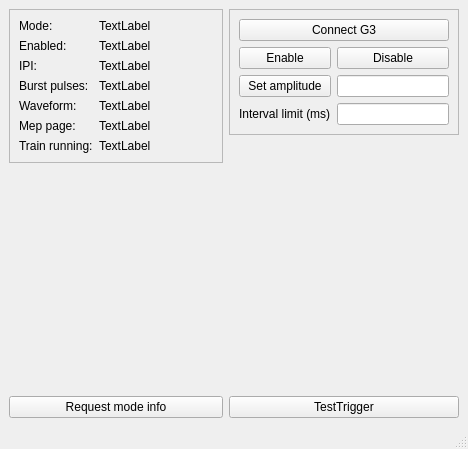
Above: UI/triggeringwindow.ui from VeikkaLeppanen/Real_Time_EEG before the change. Below: the same form after it.
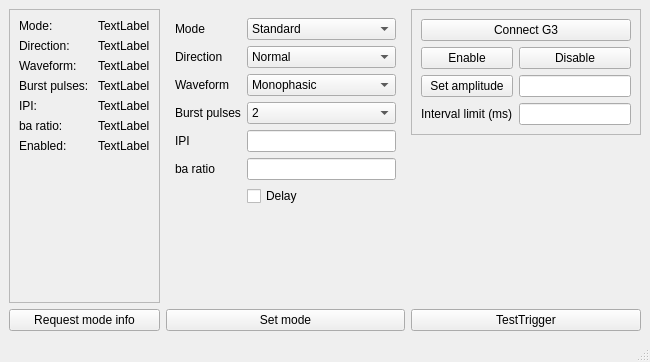
That is the form after the change.

The edit to the form file:
```diff
--- a/UI/triggeringwindow.ui
+++ b/UI/triggeringwindow.ui
@@ -6,8 +6,8 @@
    <rect>
     <x>0</x>
     <y>0</y>
-    <width>468</width>
-    <height>449</height>
+    <width>650</width>
+    <height>362</height>
    </rect>
   </property>
   <property name="windowTitle">
@@ -15,14 +15,14 @@
   </property>
   <widget class="QWidget" name="centralwidget">
    <layout class="QGridLayout" name="gridLayout_2">
-    <item row="3" column="1">
-     <widget class="QPushButton" name="testTrigger">
+    <item row="2" column="0">
+     <widget class="QPushButton" name="RequestInfo">
       <property name="text">
-       <string>TestTrigger</string>
+       <string>Request mode info</string>
       </property>
      </widget>
     </item>
-    <item row="0" column="1" alignment="Qt::AlignTop">
+    <item row="0" column="2" alignment="Qt::AlignTop">
      <widget class="QFrame" name="frame">
       <property name="maximumSize">
        <size>
@@ -81,14 +81,168 @@
       </layout>
      </widget>
     </item>
-    <item row="3" column="0">
-     <widget class="QPushButton" name="pushButton">
+    <item row="2" column="1">
+     <widget class="QPushButton" name="SetMode">
       <property name="text">
-       <string>Request mode info</string>
+       <string>Set mode</string>
       </property>
      </widget>
     </item>
-    <item row="0" column="0" alignment="Qt::AlignTop">
+    <item row="0" column="1" alignment="Qt::AlignTop">
+     <widget class="QFrame" name="formFrame">
+      <layout class="QFormLayout" name="formLayout_2">
+       <item row="0" column="0">
+        <widget class="QLabel" name="label_16">
+         <property name="text">
+          <string>Mode</string>
+         </property>
+        </widget>
+       </item>
+       <item row="1" column="0">
+        <widget class="QLabel" name="label_17">
+         <property name="text">
+          <string>Direction</string>
+         </property>
+        </widget>
+       </item>
+       <item row="2" column="0">
+        <widget class="QLabel" name="label_18">
+         <property name="text">
+          <string>Waveform</string>
+         </property>
+        </widget>
+       </item>
+       <item row="3" column="0">
+        <widget class="QLabel" name="label_19">
+         <property name="text">
+          <string>Burst pulses</string>
+         </property>
+        </widget>
+       </item>
+       <item row="4" column="0">
+        <widget class="QLabel" name="label_20">
+         <property name="text">
+          <string>IPI</string>
+         </property>
+        </widget>
+       </item>
+       <item row="4" column="1">
+        <widget class="QLineEdit" name="lineEditIPI"/>
+       </item>
+       <item row="5" column="0">
+        <widget class="QLabel" name="label_21">
+         <property name="text">
+          <string>ba ratio</string>
+         </property>
+        </widget>
+       </item>
+       <item row="5" column="1">
+        <widget class="QLineEdit" name="lineEditBAratio"/>
+       </item>
+       <item row="6" column="1">
+        <widget class="QCheckBox" name="checkBoxDelay">
+         <property name="text">
+          <string>Delay</string>
+         </property>
+        </widget>
+       </item>
+       <item row="0" column="1">
+        <widget class="QComboBox" name="comboBoxMode">
+         <item>
+          <property name="text">
+           <string>Standard</string>
+          </property>
+         </item>
+         <item>
+          <property name="text">
+           <string>Power</string>
+          </property>
+         </item>
+         <item>
+          <property name="text">
+           <string>Twin</string>
+          </property>
+         </item>
+         <item>
+          <property name="text">
+           <string>Dual</string>
+          </property>
+         </item>
+        </widget>
+       </item>
+       <item row="1" column="1">
+        <widget class="QComboBox" name="comboBoxDirection">
+         <item>
+          <property name="text">
+           <string>Normal</string>
+          </property>
+         </item>
+         <item>
+          <property name="text">
+           <string>Reverse</string>
+          </property>
+         </item>
+        </widget>
+       </item>
+       <item row="2" column="1">
+        <widget class="QComboBox" name="comboBoxWaveform">
+         <item>
+          <property name="text">
+           <string>Monophasic</string>
+          </property>
+         </item>
+         <item>
+          <property name="text">
+           <string>Biphasic</string>
+          </property>
+         </item>
+         <item>
+          <property name="text">
+           <string>Half sine</string>
+          </property>
+         </item>
+         <item>
+          <property name="text">
+           <string>Biphasic burst</string>
+          </property>
+         </item>
+        </widget>
+       </item>
+       <item row="3" column="1">
+        <widget class="QComboBox" name="comboBoxBurstPulses">
+         <item>
+          <property name="text">
+           <string>2</string>
+          </property>
+         </item>
+         <item>
+          <property name="text">
+           <string>3</string>
+          </property>
+         </item>
+         <item>
+          <property name="text">
+           <string>4</string>
+          </property>
+         </item>
+         <item>
+          <property name="text">
+           <string>5</string>
+          </property>
+         </item>
+        </widget>
+       </item>
+      </layout>
+     </widget>
+    </item>
+    <item row="2" column="2">
+     <widget class="QPushButton" name="testTrigger">
+      <property name="text">
+       <string>TestTrigger</string>
+      </property>
+     </widget>
+    </item>
+    <item row="0" column="0">
      <widget class="QFrame" name="frame_2">
       <property name="frameShape">
        <enum>QFrame::StyledPanel</enum>
@@ -104,42 +258,28 @@
          </property>
         </widget>
        </item>
-       <item row="1" column="0">
-        <widget class="QLabel" name="label_3">
-         <property name="text">
-          <string>Enabled:</string>
-         </property>
-        </widget>
-       </item>
        <item row="0" column="1">
-        <widget class="QLabel" name="label_4">
+        <widget class="QLabel" name="ModeLabel">
          <property name="text">
           <string>TextLabel</string>
          </property>
         </widget>
        </item>
+       <item row="1" column="0">
+        <widget class="QLabel" name="label_13">
+         <property name="text">
+          <string>Direction:</string>
+         </property>
+        </widget>
+       </item>
        <item row="1" column="1">
-        <widget class="QLabel" name="label_5">
+        <widget class="QLabel" name="DirectionLabel">
          <property name="text">
           <string>TextLabel</string>
          </property>
         </widget>
        </item>
        <item row="2" column="0">
-        <widget class="QLabel" name="label_6">
-         <property name="text">
-          <string>IPI:</string>
-         </property>
-        </widget>
-       </item>
-       <item row="3" column="0">
-        <widget class="QLabel" name="label_7">
-         <property name="text">
-          <string>Burst pulses: </string>
-         </property>
-        </widget>
-       </item>
-       <item row="4" column="0">
         <widget class="QLabel" name="label_8">
          <property name="text">
           <string>Waveform:</string>
@@ -147,49 +287,63 @@
         </widget>
        </item>
        <item row="2" column="1">
-        <widget class="QLabel" name="label_9">
+        <widget class="QLabel" name="WaveformLabel">
          <property name="text">
           <string>TextLabel</string>
          </property>
         </widget>
        </item>
+       <item row="3" column="0">
+        <widget class="QLabel" name="label_7">
+         <property name="text">
+          <string>Burst pulses: </string>
+         </property>
+        </widget>
+       </item>
        <item row="3" column="1">
-        <widget class="QLabel" name="label_10">
+        <widget class="QLabel" name="BurstPulsesLabel">
          <property name="text">
           <string>TextLabel</string>
          </property>
         </widget>
        </item>
+       <item row="4" column="0">
+        <widget class="QLabel" name="label_6">
+         <property name="text">
+          <string>IPI:</string>
+         </property>
+        </widget>
+       </item>
        <item row="4" column="1">
-        <widget class="QLabel" name="label_11">
+        <widget class="QLabel" name="IPILabel">
          <property name="text">
           <string>TextLabel</string>
          </property>
         </widget>
        </item>
-       <item row="5" column="0">
-        <widget class="QLabel" name="label_12">
-         <property name="text">
-          <string>Mep page:</string>
-         </property>
-        </widget>
-       </item>
        <item row="6" column="0">
-        <widget class="QLabel" name="label_13">
+        <widget class="QLabel" name="label_3">
          <property name="text">
-          <string>Train running:</string>
-         </property>
-        </widget>
-       </item>
-       <item row="5" column="1">
-        <widget class="QLabel" name="label_14">
-         <property name="text">
-          <string>TextLabel</string>
+          <string>Enabled:</string>
          </property>
         </widget>
        </item>
        <item row="6" column="1">
-        <widget class="QLabel" name="label_15">
+        <widget class="QLabel" name="EnabledLabel">
+         <property name="text">
+          <string>TextLabel</string>
+         </property>
+        </widget>
+       </item>
+       <item row="5" column="0">
+        <widget class="QLabel" name="label_4">
+         <property name="text">
+          <string>ba ratio:</string>
+         </property>
+        </widget>
+       </item>
+       <item row="5" column="1">
+        <widget class="QLabel" name="BAratioLabel">
          <property name="text">
           <string>TextLabel</string>
          </property>
@@ -205,7 +359,7 @@
     <rect>
      <x>0</x>
      <y>0</y>
-     <width>468</width>
+     <width>650</width>
      <height>22</height>
     </rect>
    </property>
```
